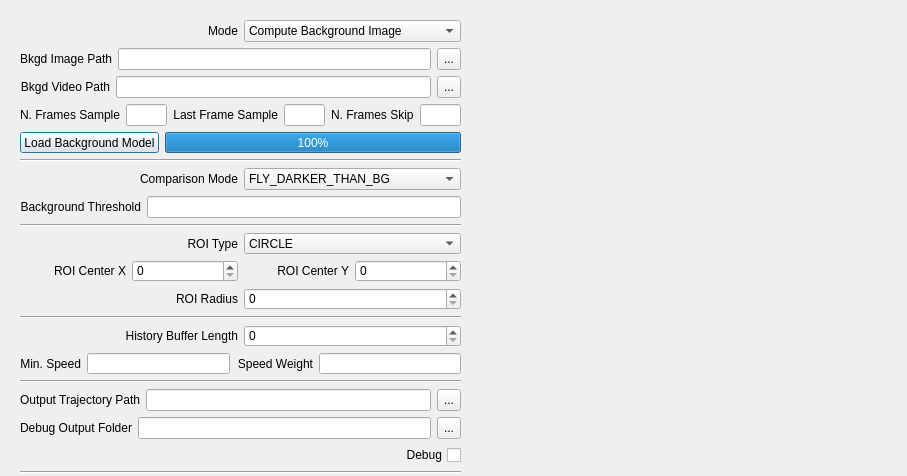
This is src/plugin/flytrack/flytrack_plugin.ui in hubbardp/BIASJAABA as Qt 5 draws it before an edit. The edited form follows.
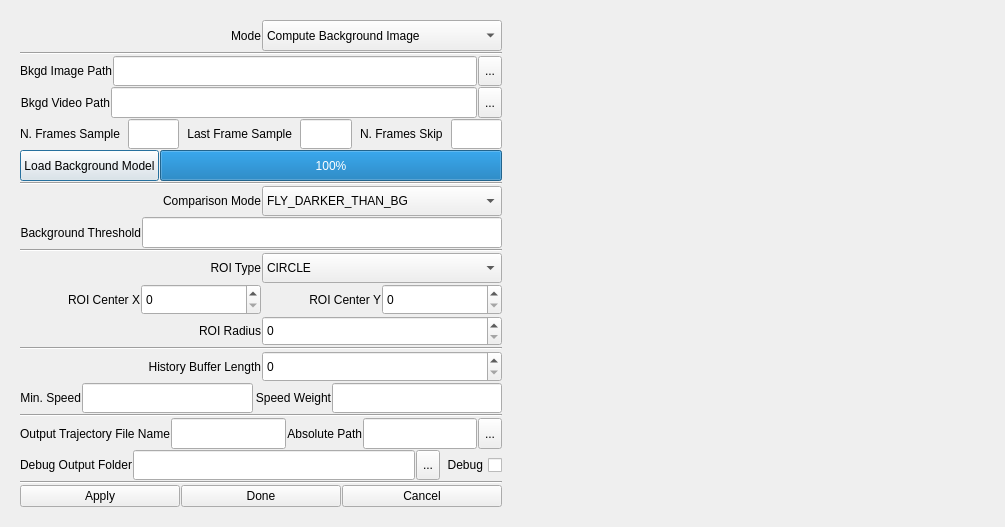
This is the edited form.

Commit message: simplification of some parameters, enabling of relevant portions of flytrack settings gui.

```diff
--- a/src/plugin/flytrack/flytrack_plugin.ui
+++ b/src/plugin/flytrack/flytrack_plugin.ui
@@ -6,8 +6,8 @@
    <rect>
     <x>0</x>
     <y>0</y>
-    <width>907</width>
-    <height>476</height>
+    <width>1005</width>
+    <height>527</height>
    </rect>
   </property>
   <property name="sizePolicy">
@@ -41,19 +41,22 @@
        </property>
        <property name="minimumSize">
         <size>
-         <width>400</width>
+         <width>500</width>
          <height>500</height>
         </size>
        </property>
        <property name="maximumSize">
         <size>
-         <width>600</width>
+         <width>800</width>
          <height>16777215</height>
         </size>
        </property>
        <layout class="QVBoxLayout" name="verticalLayout_4">
         <item>
          <layout class="QVBoxLayout" name="controlsVerticalLayout">
+          <property name="spacing">
+           <number>1</number>
+          </property>
           <item>
            <layout class="QHBoxLayout" name="horizontalLayout_4">
             <property name="sizeConstraint">
@@ -100,6 +103,13 @@
             </item>
            </layout>
           </item>
+          <item>
+           <widget class="Line" name="line_6">
+            <property name="orientation">
+             <enum>Qt::Horizontal</enum>
+            </property>
+           </widget>
+          </item>
           <item>
            <layout class="QHBoxLayout" name="bgImageFilePathHorizontalLayout">
             <item>
@@ -162,7 +172,14 @@
              </widget>
             </item>
             <item>
-             <widget class="QLineEdit" name="bgVideoFilePathLineEdit"/>
+             <widget class="QLineEdit" name="bgVideoFilePathLineEdit">
+              <property name="sizePolicy">
+               <sizepolicy hsizetype="Expanding" vsizetype="Preferred">
+                <horstretch>0</horstretch>
+                <verstretch>0</verstretch>
+               </sizepolicy>
+              </property>
+             </widget>
             </item>
             <item>
              <widget class="QToolButton" name="bgVideoFilePathToolButton">
@@ -181,6 +198,9 @@
           </item>
           <item>
            <layout class="QHBoxLayout" name="bgSampleHorizontalLayout">
+            <property name="spacing">
+             <number>8</number>
+            </property>
             <item>
              <widget class="QLabel" name="nFramesBgEstLabel">
               <property name="layoutDirection">
@@ -476,7 +496,7 @@
           <item>
            <layout class="QHBoxLayout" name="horizontalLayout_13">
             <item>
-             <widget class="QLabel" name="roiCenterXLabel_2">
+             <widget class="QLabel" name="roiRadiusLabel">
               <property name="layoutDirection">
                <enum>Qt::RightToLeft</enum>
               </property>
@@ -605,13 +625,30 @@
           </item>
           <item>
            <layout class="QHBoxLayout" name="horizontalLayout_16">
+            <item>
+             <widget class="QLabel" name="logFileNameLabel">
+              <property name="text">
+               <string>Output Trajectory File Name</string>
+              </property>
+             </widget>
+            </item>
+            <item>
+             <widget class="QLineEdit" name="logFileNameLineEdit">
+              <property name="sizePolicy">
+               <sizepolicy hsizetype="Expanding" vsizetype="Preferred">
+                <horstretch>0</horstretch>
+                <verstretch>0</verstretch>
+               </sizepolicy>
+              </property>
+             </widget>
+            </item>
             <item>
              <widget class="QLabel" name="logFilePathLabel">
               <property name="layoutDirection">
                <enum>Qt::RightToLeft</enum>
               </property>
               <property name="text">
-               <string>Output Trajectory Path</string>
+               <string>Absolute Path</string>
               </property>
               <property name="alignment">
                <set>Qt::AlignRight|Qt::AlignTrailing|Qt::AlignVCenter</set>
@@ -681,8 +718,6 @@
               </property>
              </widget>
             </item>
-           </layout>
-          </item>
           <item>
            <widget class="QCheckBox" name="DEBUGCheckBox">
             <property name="sizePolicy">
@@ -699,6 +734,8 @@
             </property>
            </widget>
           </item>
+           </layout>
+          </item>
           <item>
            <widget class="Line" name="line_5">
             <property name="orientation">
@@ -754,34 +791,24 @@
        </layout>
       </widget>
      </item>
-     <item>
-      <spacer name="horizontalSpacer">
-       <property name="orientation">
-        <enum>Qt::Horizontal</enum>
-       </property>
-       <property name="sizeType">
-        <enum>QSizePolicy::Fixed</enum>
-       </property>
-       <property name="sizeHint" stdset="0">
-        <size>
-         <width>20</width>
-         <height>20</height>
-        </size>
-       </property>
-      </spacer>
-     </item>
      <item>
       <widget class="QLabel" name="previewImageLabel">
        <property name="sizePolicy">
-        <sizepolicy hsizetype="MinimumExpanding" vsizetype="MinimumExpanding">
+        <sizepolicy hsizetype="Expanding" vsizetype="Expanding">
          <horstretch>0</horstretch>
          <verstretch>0</verstretch>
         </sizepolicy>
        </property>
        <property name="minimumSize">
         <size>
-         <width>400</width>
-         <height>400</height>
+         <width>500</width>
+         <height>500</height>
+        </size>
+       </property>
+       <property name="baseSize">
+        <size>
+         <width>500</width>
+         <height>500</height>
         </size>
        </property>
        <property name="mouseTracking">
```
Lines whose indentation alone changed are shown as unchanged. The commit also changes 4 other files.
